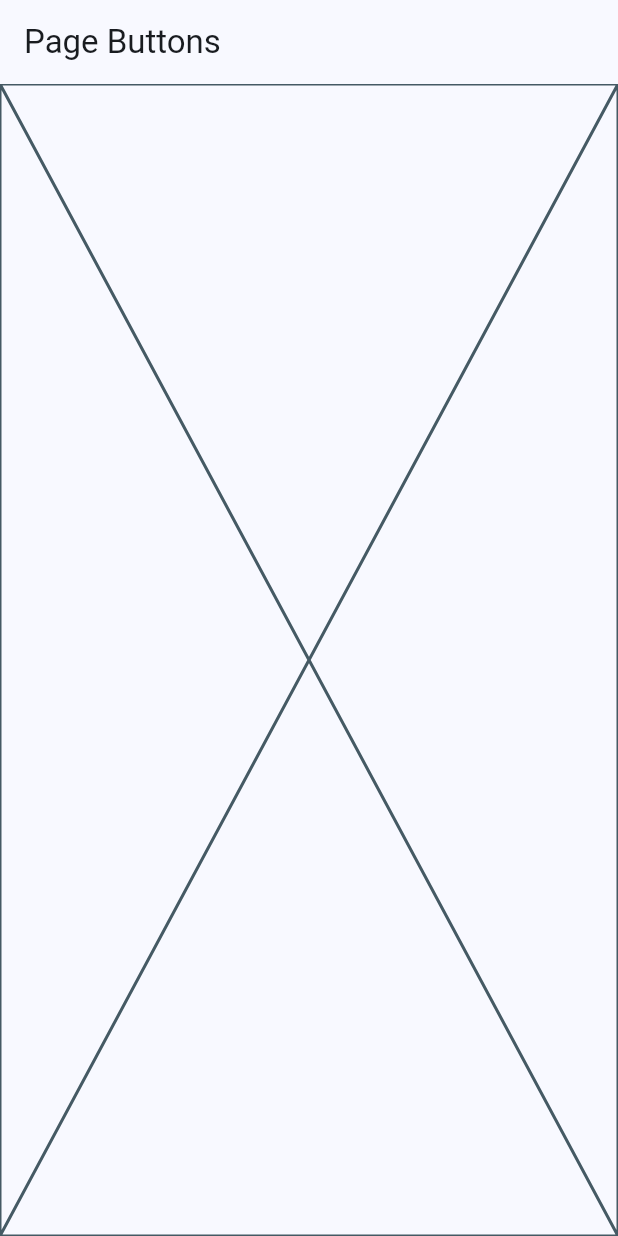
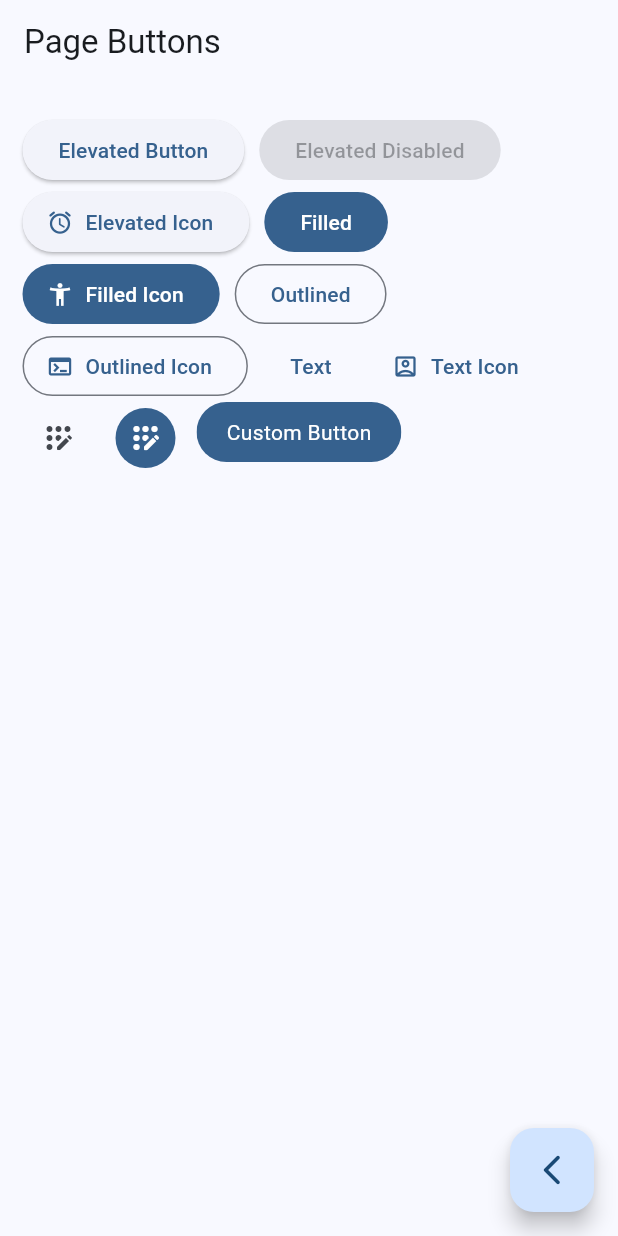
Before and after one commit to esCarlosOrjuela/widgets_app, a Flutter app: the ButtonsScreen screen opened by its route, on a phone screen of 412 x 824 dp. Run offline on Flutter 3.47's test engine with Material 2 defaults, Android fonts, the phone set to English and light mode, and no system bars; our stand-ins replace go_router.

Commit message:
buttons screen finish

```diff
--- /dev/null
+++ b/lib/presentation/Widgets/custom_button.dart
@@ -0,0 +1,24 @@
+import 'package:flutter/material.dart';
+
+class CustomButton extends StatelessWidget {
+  const CustomButton({super.key});
+
+  @override
+  Widget build(BuildContext context) {
+final colors = Theme.of(context).colorScheme;
+
+    return ClipRRect( // permite integrar bordes redondos
+      borderRadius: BorderRadius.circular(20),
+      child: Material(
+        color: colors.primary,
+        child: InkWell( // Permite agregar un evento a mi Widget con efectos de button
+          onTap: () => {},
+          child: Padding(
+            child: Text('Custom Button', style: TextStyle(color: Colors.white)),
+            padding: EdgeInsets.symmetric(horizontal: 20, vertical: 10),
+          ),
+        ),
+      ),
+    );
+  }
+}
--- a/lib/presentation/screens/buttons_screen.dart
+++ b/lib/presentation/screens/buttons_screen.dart
@@ -1,4 +1,6 @@
 import 'package:flutter/material.dart';
+import 'package:go_router/go_router.dart';
+import 'package:widgets_app/presentation/Widgets/custom_button.dart';
 
 class ButtonsScreen extends StatelessWidget {
   const ButtonsScreen({super.key});
@@ -9,7 +11,65 @@ class ButtonsScreen extends StatelessWidget {
       appBar: AppBar(
         title: const Text('Page Buttons'),
       ),
-      body: const Placeholder(),
+      body: const _ButtonsView(),
+      floatingActionButton: FloatingActionButton(
+        child: const Icon(Icons.arrow_back_ios_new_rounded),
+        onPressed:() {
+          context.pop(); // retorna a la pagina anterior
+        },
+      ),
     );
   }
 }
+
+class _ButtonsView extends StatelessWidget {
+  const _ButtonsView();
+
+  @override
+  Widget build(BuildContext context) {
+    return Padding(
+      padding: const EdgeInsets.symmetric(horizontal: 15, vertical: 20),
+      child: Wrap(
+        spacing: 10,
+        children: [
+          ElevatedButton(onPressed: ()=> {}, child: const Text('Elevated Button')),
+          const ElevatedButton(onPressed: null, child: Text('Elevated Disabled')),
+          ElevatedButton.icon(
+            onPressed: () => {},
+            label: const Text('Elevated Icon'),
+            icon: const Icon(Icons.access_alarm_rounded),
+          ),
+          FilledButton(onPressed: () => {}, child: const Text('Filled')),
+          FilledButton.icon(
+            onPressed: () => {},
+            label: const Text('Filled Icon'),
+            icon: const Icon(Icons.accessibility_new),
+          ),
+          OutlinedButton(onPressed: () => {}, child: const Text('Outlined')),
+          OutlinedButton.icon(
+            onPressed: () => {},
+            label: const Text('Outlined Icon'),
+            icon: const Icon(Icons.terminal),
+          ),
+          TextButton(onPressed: () => {}, child: const Text('Text')),
+          TextButton.icon(
+            onPressed: () => {},
+            label: const Text('Text Icon'),
+            icon: const Icon(Icons.account_box_outlined),
+          ),
+          IconButton(onPressed: ()=> {}, icon: const Icon(Icons.app_registration_rounded)),
+          IconButton(
+            onPressed: ()=> {},
+            icon: const Icon(Icons.app_registration_rounded),
+            style: ButtonStyle(
+              backgroundColor: MaterialStatePropertyAll(Theme.of(context).colorScheme.primary),
+              iconColor: const MaterialStatePropertyAll(Colors.white),
+            ),
+          ),
+          const CustomButton()
+
+        ],
+      ),
+    );
+  }
+}
--- a/lib/presentation/screens/home_screen.dart
+++ b/lib/presentation/screens/home_screen.dart
@@ -1,6 +1,5 @@
 import 'package:flutter/material.dart';
 import 'package:go_router/go_router.dart';
-import '../../config/Navigator/app_router.dart';
 import '../../domain/entities/menu_items.dart';
 
 
```
